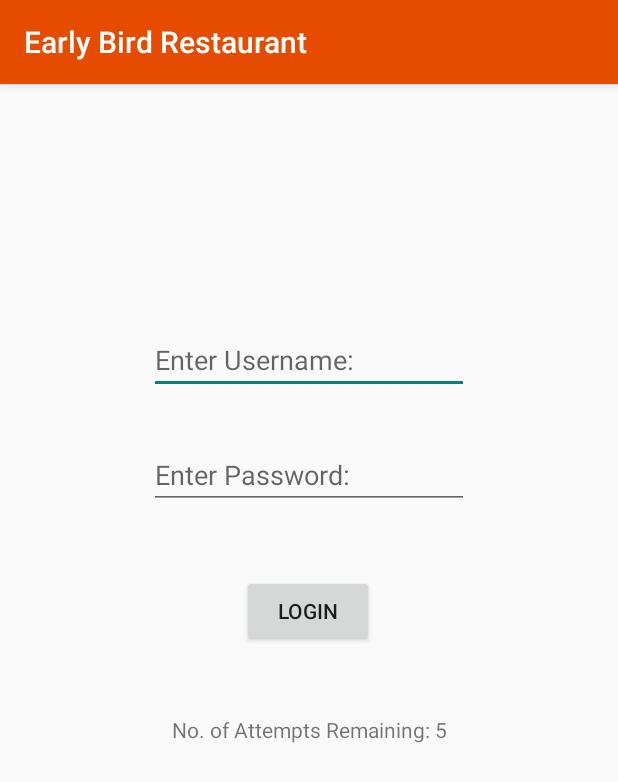
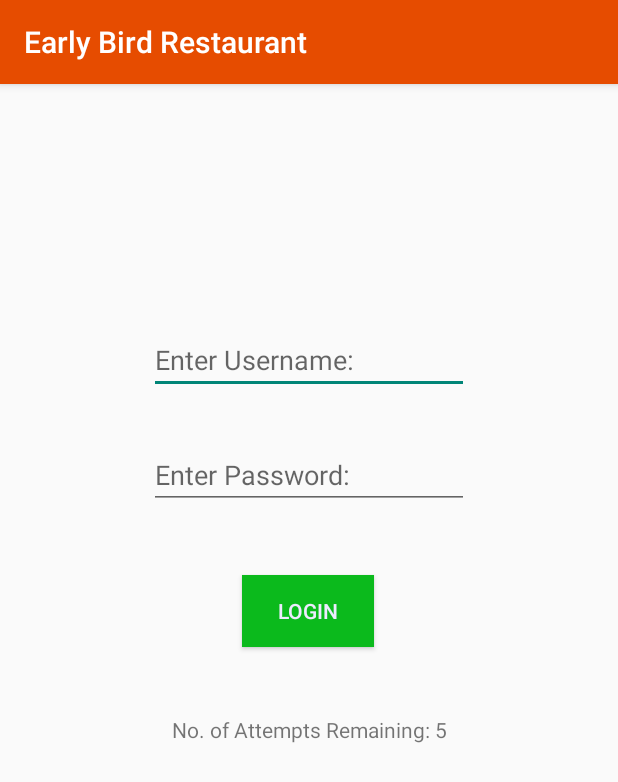
Before and after one commit to Early-Bird-Two-Touch-Point-of-Sale/SylvanCombinedUI, an Android app: the screen it shows after launch (MainActivity), on a phone screen of 412 x 824 dp. Shown: the top 782 px of the screen. Run offline under Robolectric (Android 15) with nearby library versions, the phone set to English and light mode, and no system bars.

Commit message:
Changed Login button to green

```diff
--- a/app/src/main/res/layout/activity_main.xml
+++ b/app/src/main/res/layout/activity_main.xml
@@ -38,6 +38,8 @@
         android:layout_width="wrap_content"
         android:layout_height="wrap_content"
         android:text="Login"
+        android:textColor="#edebff"
+        android:background="#0bba1c"
         app:layout_constraintBottom_toBottomOf="parent"
         app:layout_constraintEnd_toEndOf="parent"
         app:layout_constraintHorizontal_bias="0.498"
```
